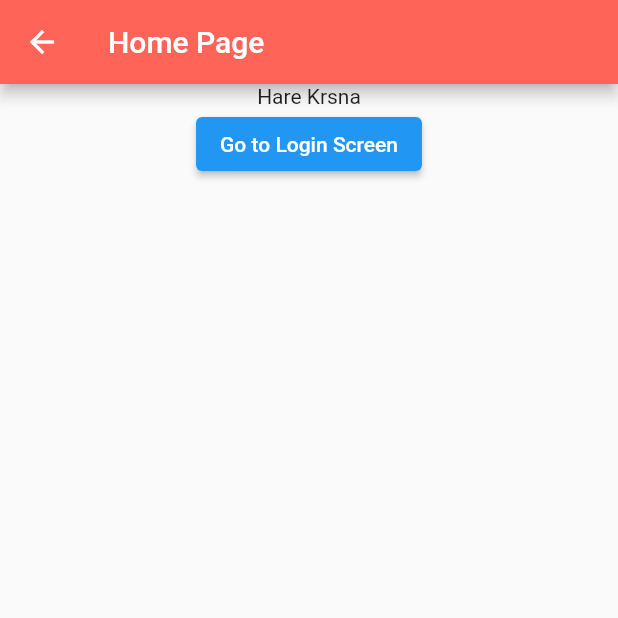
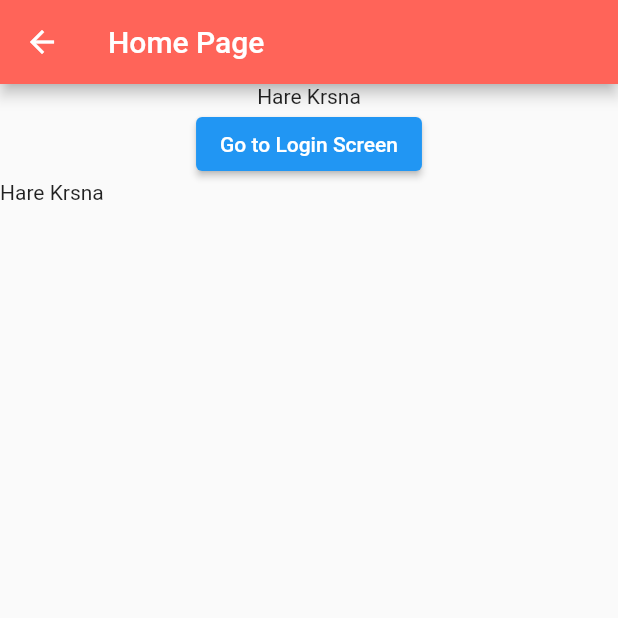
Before and after one commit to MonikaBhasin7/flutternoob, a Flutter app: the screen it shows after launch, on a phone screen of 412 x 824 dp, the top half of it. Run offline on Flutter 3.47's test engine with Material 2 defaults, Android fonts, the phone set to English and light mode, and no system bars.

Commit message:
column and row paralley

```diff
--- a/lib/pages/home_page.dart
+++ b/lib/pages/home_page.dart
@@ -21,6 +21,15 @@ class HomePage extends StatelessWidget {
                 Navigator.pushNamed(context, '/login');
               },
             ),
+          ),
+          Container(
+            child: Row(
+              children: [
+                Container(
+                  child: Text("Hare Krsna"),
+                )
+              ],
+            ),
           )
         ],
       )),
```
